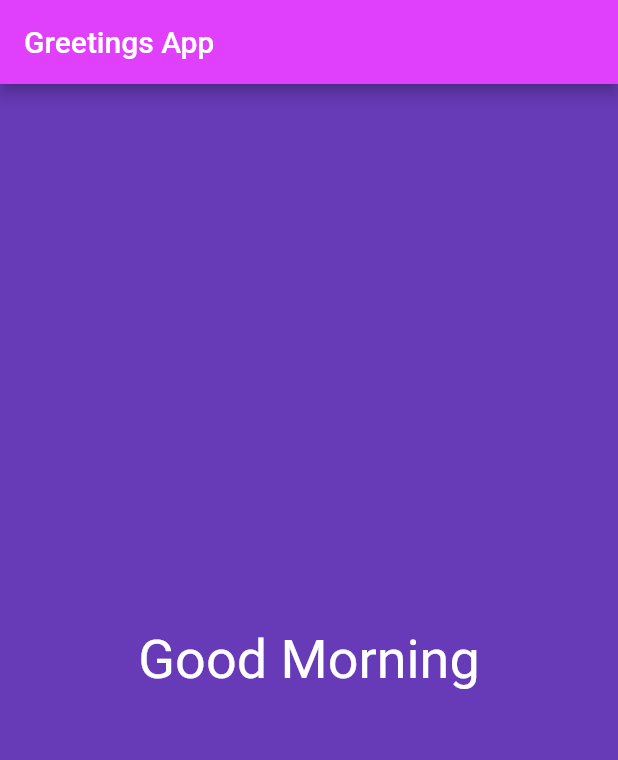
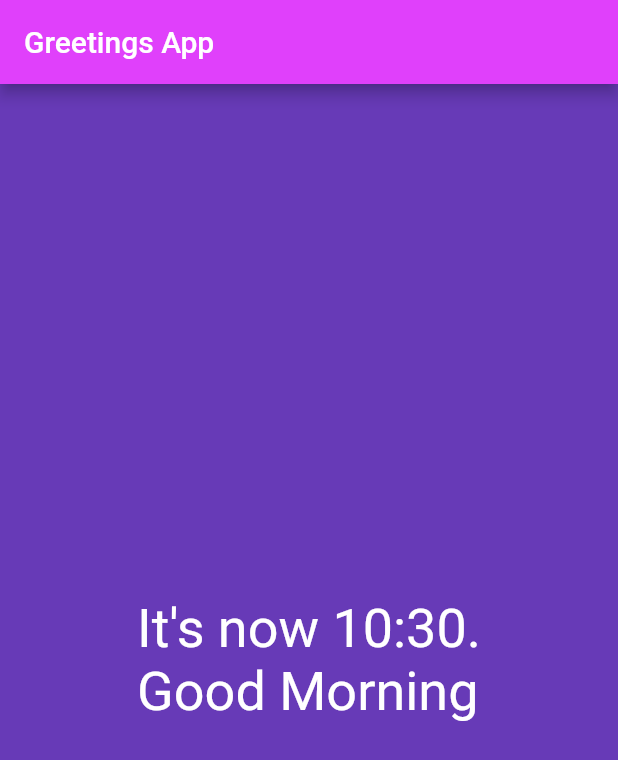
Before and after one commit to zakirhusain/FlutterApp, a Flutter app: the screen it shows after launch, on a phone screen of 412 x 824 dp. Shown: the top 760 px of the screen. Run offline on Flutter 3.47's test engine with Material 2 defaults, Android fonts, the phone set to English and light mode, and no system bars.

```diff
--- a/lib/screens/home.dart
+++ b/lib/screens/home.dart
@@ -19,6 +19,7 @@ class Home extends StatelessWidget {
     String greeting = "";
     DateTime now = DateTime.now();
     int hour = now.hour;
+    int minute = now.minute;
     if (hour < 12) {
       greeting = "Good Morning";
     } else if (hour < 18) {
@@ -26,6 +27,7 @@ class Home extends StatelessWidget {
     } else {
       greeting = "Good Evening";
     }
-    return greeting;
+    String minutes = (minute < 10) ? "0" + minute.toString() : minute.toString();
+    return "It's now " + hour.toString() + ":" + minutes + ".\n" + greeting;
   }
 }
```
